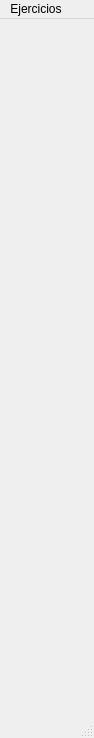
The window that gui/ventana_menu_principal.ui (marianomontenegron/Programaci-n_proyecto) describes before a commit, drawn with Qt 5.
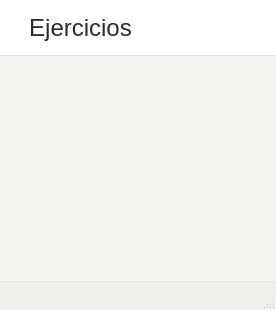
The same window after the commit.

```diff
--- a/gui/ventana_menu_principal.ui
+++ b/gui/ventana_menu_principal.ui
@@ -6,21 +6,234 @@
    <rect>
     <x>0</x>
     <y>0</y>
-    <width>94</width>
-    <height>738</height>
+    <width>276</width>
+    <height>310</height>
    </rect>
   </property>
   <property name="windowTitle">
    <string>Programación proyecto</string>
   </property>
+  <property name="styleSheet">
+   <string notr="true">/* ============================================================
+   HOJA DE ESTILOS QSS — Estilo Profesional Minimalista
+   Clases: QMainWindow, QMenuBar, QMenu, QAction
+   Tipografía: 18pt | Paleta: Tonos claros y neutros
+   ============================================================ */
+
+
+/* ── VENTANA PRINCIPAL ─────────────────────────────────────── */
+
+QMainWindow {
+    background-color: #F5F5F0;
+    color: #1A1A1A;
+    font-family: &quot;Segoe UI&quot;, &quot;Helvetica Neue&quot;, Arial, sans-serif;
+    font-size: 18pt;
+}
+
+QMainWindow::separator {
+    background-color: #DDDDD8;
+    width: 1px;
+    height: 1px;
+}
+
+QMainWindow::separator:hover {
+    background-color: #B0AFA8;
+}
+
+
+/* ── BARRA DE MENÚ ─────────────────────────────────────────── */
+
+QMenuBar {
+    background-color: #FFFFFF;
+    color: #2C2C2C;
+    font-family: &quot;Segoe UI&quot;, &quot;Helvetica Neue&quot;, Arial, sans-serif;
+    font-size: 18pt;
+    font-weight: 400;
+    border-bottom: 1px solid #E0E0DA;
+    padding: 4px 8px;
+    spacing: 2px;
+}
+
+QMenuBar::item {
+    background-color: transparent;
+    color: #2C2C2C;
+    padding: 8px 18px;
+    border-radius: 4px;
+    margin: 2px 1px;
+}
+
+QMenuBar::item:selected {
+    background-color: #EFEFEA;
+    color: #111111;
+}
+
+QMenuBar::item:pressed {
+    background-color: #E4E4DE;
+    color: #111111;
+}
+
+
+/* ── MENÚ DESPLEGABLE ──────────────────────────────────────── */
+
+QMenu {
+    background-color: #FFFFFF;
+    color: #2C2C2C;
+    font-family: &quot;Segoe UI&quot;, &quot;Helvetica Neue&quot;, Arial, sans-serif;
+    font-size: 18pt;
+    font-weight: 400;
+    border: 1px solid #E0E0DA;
+    border-radius: 6px;
+    padding: 6px 0px;
+}
+
+QMenu::item {
+    background-color: transparent;
+    color: #2C2C2C;
+    padding: 10px 40px 10px 24px;
+    margin: 1px 4px;
+    border-radius: 4px;
+    min-width: 180px;
+}
+
+QMenu::item:selected {
+    background-color: #F0F0EA;
+    color: #111111;
+}
+
+QMenu::item:pressed {
+    background-color: #E4E4DE;
+    color: #111111;
+}
+
+QMenu::item:disabled {
+    color: #ABABAB;
+    background-color: transparent;
+}
+
+/* Separadores del menú */
+QMenu::separator {
+    height: 1px;
+    background-color: #E8E8E3;
+    margin: 5px 12px;
+}
+
+/* Indicador de submenú (flecha) */
+QMenu::right-arrow {
+    width: 12px;
+    height: 12px;
+    margin-right: 8px;
+    image: none;
+    border-left: 2px solid #888888;
+    border-bottom: 2px solid #888888;
+}
+
+/* Indicador de ítem con checkbox o ícono */
+QMenu::indicator {
+    width: 16px;
+    height: 16px;
+    margin-left: 6px;
+}
+
+QMenu::indicator:non-exclusive:unchecked {
+    border: 1.5px solid #BBBBBB;
+    border-radius: 3px;
+    background-color: transparent;
+}
+
+QMenu::indicator:non-exclusive:checked {
+    border: 1.5px solid #5A8A6A;
+    border-radius: 3px;
+    background-color: #5A8A6A;
+}
+
+QMenu::indicator:exclusive:unchecked {
+    border: 1.5px solid #BBBBBB;
+    border-radius: 8px;
+    background-color: transparent;
+}
+
+QMenu::indicator:exclusive:checked {
+    border: 1.5px solid #5A8A6A;
+    border-radius: 8px;
+    background-color: #5A8A6A;
+}
+
+
+/* ── BARRA DE ESTADO ───────────────────────────────────────── */
+
+QStatusBar {
+    background-color: #F0F0EA;
+    color: #666660;
+    font-family: &quot;Segoe UI&quot;, &quot;Helvetica Neue&quot;, Arial, sans-serif;
+    font-size: 15pt;
+    border-top: 1px solid #E0E0DA;
+    padding: 2px 12px;
+}
+
+QStatusBar::item {
+    border: none;
+}
+
+
+/* ── BARRA DE HERRAMIENTAS (opcional) ──────────────────────── */
+
+QToolBar {
+    background-color: #FAFAF7;
+    border-bottom: 1px solid #E4E4DE;
+    padding: 4px;
+    spacing: 4px;
+    font-size: 18pt;
+}
+
+QToolBar::separator {
+    background-color: #DDDDD8;
+    width: 1px;
+    margin: 4px 6px;
+}
+
+QToolButton {
+    background-color: transparent;
+    color: #2C2C2C;
+    font-size: 18pt;
+    border: 1px solid transparent;
+    border-radius: 4px;
+    padding: 6px 10px;
+}
+
+QToolButton:hover {
+    background-color: #EFEFEA;
+    border: 1px solid #DDDDD8;
+}
+
+QToolButton:pressed {
+    background-color: #E4E4DE;
+    border: 1px solid #CCCCCA;
+}
+
+
+/* ── TOOLTIP ───────────────────────────────────────────────── */
+
+QToolTip {
+    background-color: #2C2C2C;
+    color: #F5F5F0;
+    font-family: &quot;Segoe UI&quot;, &quot;Helvetica Neue&quot;, Arial, sans-serif;
+    font-size: 15pt;
+    border: none;
+    border-radius: 4px;
+    padding: 5px 10px;
+    opacity: 230;
+}
+
+</string>
+  </property>
   <widget class="QWidget" name="centralwidget"/>
   <widget class="QMenuBar" name="menubar">
    <property name="geometry">
     <rect>
      <x>0</x>
      <y>0</y>
-     <width>94</width>
-     <height>21</height>
+     <width>276</width>
+     <height>61</height>
     </rect>
    </property>
    <widget class="QMenu" name="menuEjercicios">
```
Left out of the diff: 7 changed lines with no effect on the pictures.
